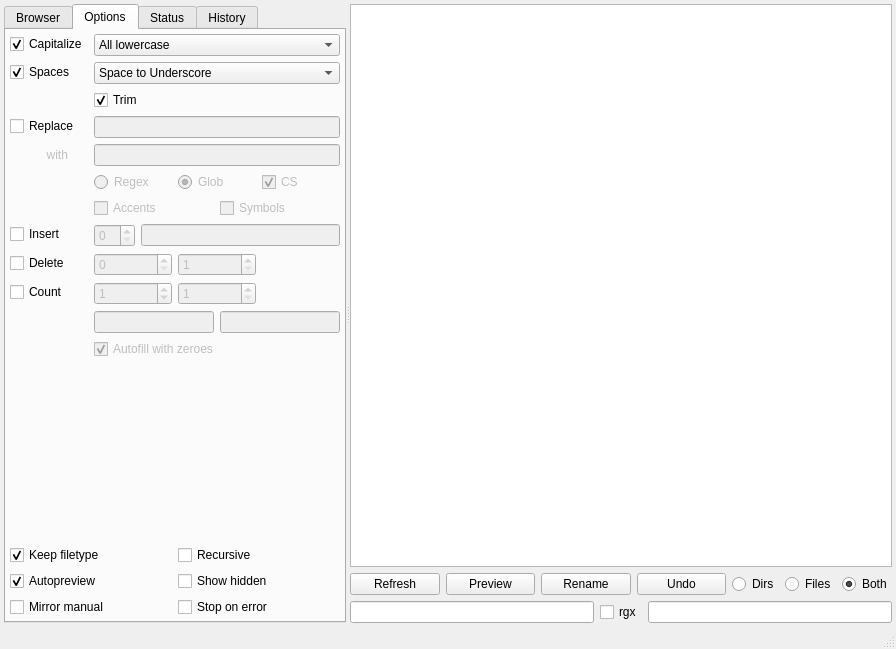
The window that gui/filebrowser/demimove.ui (gmdfalk/60-days-of-python) describes before a commit, drawn with Qt 5.
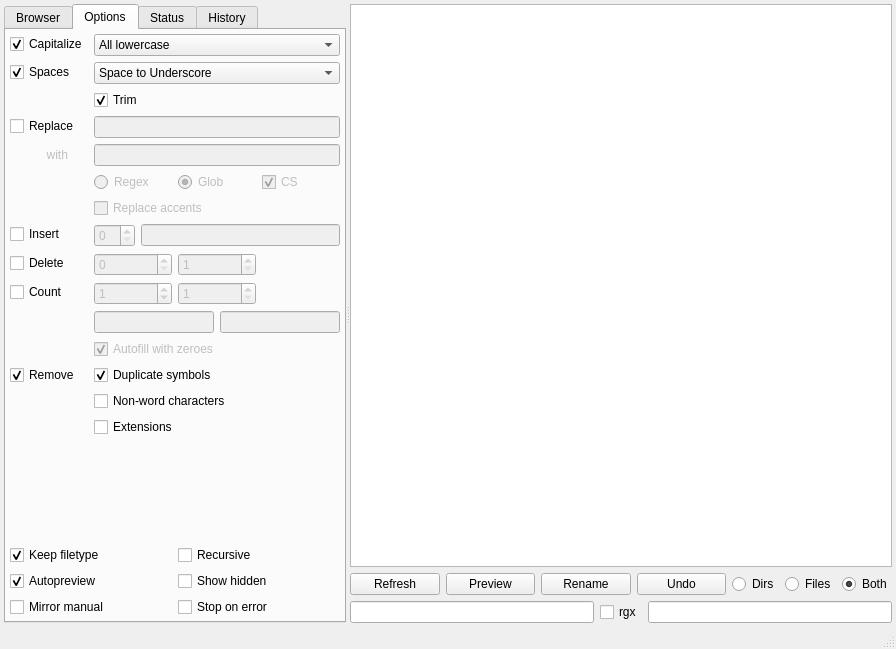
The same window after the commit.

Commit message: connecting buttons in GUI

Patch:
```diff
--- a/gui/filebrowser/demimove.ui
+++ b/gui/filebrowser/demimove.ui
@@ -253,19 +253,6 @@
              </item>
              <item row="6" column="1">
               <layout class="QGridLayout" name="removelayout">
-               <item row="0" column="1">
-                <widget class="QCheckBox" name="replacesymbolcheck">
-                 <property name="enabled">
-                  <bool>false</bool>
-                 </property>
-                 <property name="toolTip">
-                  <string>&lt;html&gt;&lt;head/&gt;&lt;body&gt;&lt;p&gt;&lt;span style=&quot; font-weight:600;&quot;&gt;Remove Symbols&lt;/span&gt;&lt;/p&gt;&lt;p&gt;This will only allow ASCII-letters plus common ASCII-symbols like +_-...&lt;/p&gt;&lt;/body&gt;&lt;/html&gt;</string>
-                 </property>
-                 <property name="text">
-                  <string>Symbols</string>
-                 </property>
-                </widget>
-               </item>
                <item row="0" column="0">
                 <widget class="QCheckBox" name="replaceaccentcheck">
                  <property name="enabled">
@@ -275,7 +262,7 @@
                   <string>&lt;html&gt;&lt;head/&gt;&lt;body&gt;&lt;p&gt;&lt;span style=&quot; font-weight:600;&quot;&gt;Remove Accents&lt;/span&gt;&lt;/p&gt;&lt;p&gt;This will replace e.g. &amp;quot;čáñů&amp;quot; with &amp;quot;canu&amp;quot;.&lt;/p&gt;&lt;/body&gt;&lt;/html&gt;</string>
                  </property>
                  <property name="text">
-                  <string>Accents</string>
+                  <string>Replace accents</string>
                  </property>
                 </widget>
                </item>
@@ -458,6 +445,55 @@
                </property>
               </widget>
              </item>
+             <item row="13" column="0">
+              <widget class="QCheckBox" name="removecheck">
+               <property name="text">
+                <string>Remove</string>
+               </property>
+               <property name="checked">
+                <bool>true</bool>
+               </property>
+              </widget>
+             </item>
+             <item row="14" column="1">
+              <widget class="QCheckBox" name="removenonwordcheck">
+               <property name="toolTip">
+                <string>&lt;html&gt;&lt;head/&gt;&lt;body&gt;&lt;p&gt;&lt;span style=&quot; font-weight:600;&quot;&gt;Remove non-word characters&lt;/span&gt;&lt;/p&gt;&lt;p&gt;This will only allow [A-Za-z0-9_.-].&lt;/p&gt;&lt;/body&gt;&lt;/html&gt;</string>
+               </property>
+               <property name="text">
+                <string>Non-word characters</string>
+               </property>
+              </widget>
+             </item>
+             <item row="15" column="1">
+              <widget class="QCheckBox" name="removeextensionscheck">
+               <property name="enabled">
+                <bool>true</bool>
+               </property>
+               <property name="toolTip">
+                <string>&lt;html&gt;&lt;head/&gt;&lt;body&gt;&lt;p&gt;&lt;span style=&quot; font-weight:600;&quot;&gt;Remove Symbols&lt;/span&gt;&lt;/p&gt;&lt;p&gt;This will only allow ASCII-letters plus common ASCII-symbols like +_-...&lt;/p&gt;&lt;/body&gt;&lt;/html&gt;</string>
+               </property>
+               <property name="text">
+                <string>Extensions</string>
+               </property>
+              </widget>
+             </item>
+             <item row="13" column="1">
+              <widget class="QCheckBox" name="removeduplicatescheck">
+               <property name="enabled">
+                <bool>true</bool>
+               </property>
+               <property name="toolTip">
+                <string>&lt;html&gt;&lt;head/&gt;&lt;body&gt;&lt;p&gt;&lt;span style=&quot; font-weight:600;&quot;&gt;Remove duplicate symbols&lt;/span&gt;&lt;/p&gt;&lt;p&gt;Reduces double occurrences of space, dot, hyphen and other common symbols to a single occurrence.&lt;/p&gt;&lt;/body&gt;&lt;/html&gt;</string>
+               </property>
+               <property name="text">
+                <string>Duplicate symbols</string>
+               </property>
+               <property name="checked">
+                <bool>true</bool>
+               </property>
+              </widget>
+             </item>
             </layout>
            </item>
           </layout>
```
Left out of the diff: 57 changed lines with no effect on the pictures. The commit also changes 1 other file.
